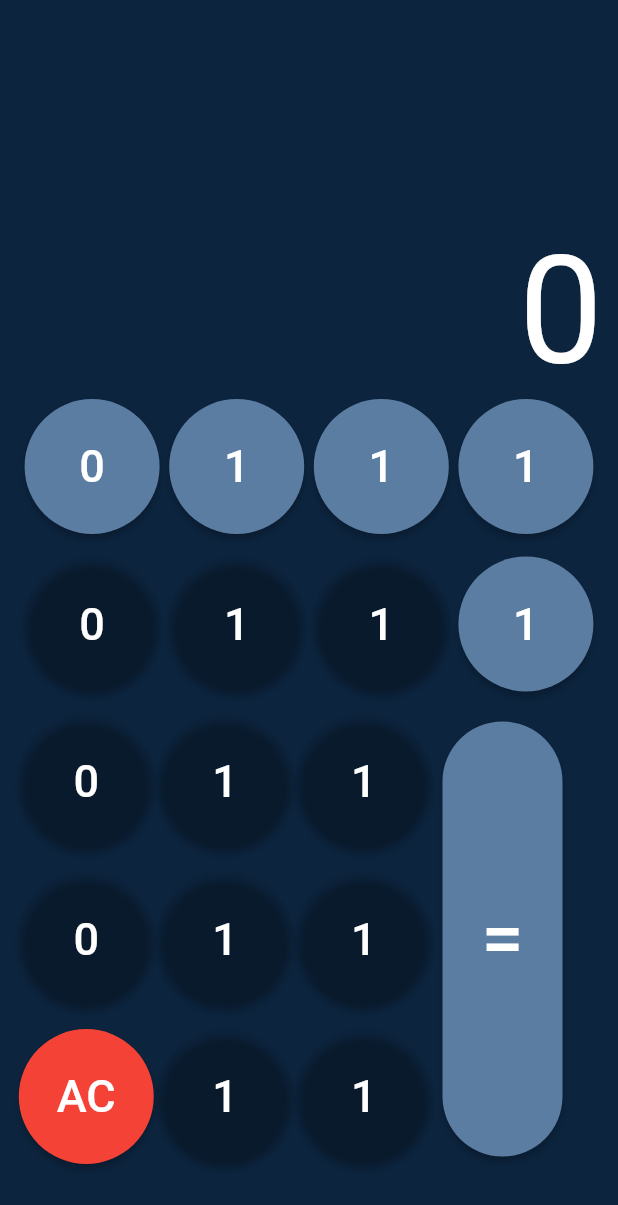
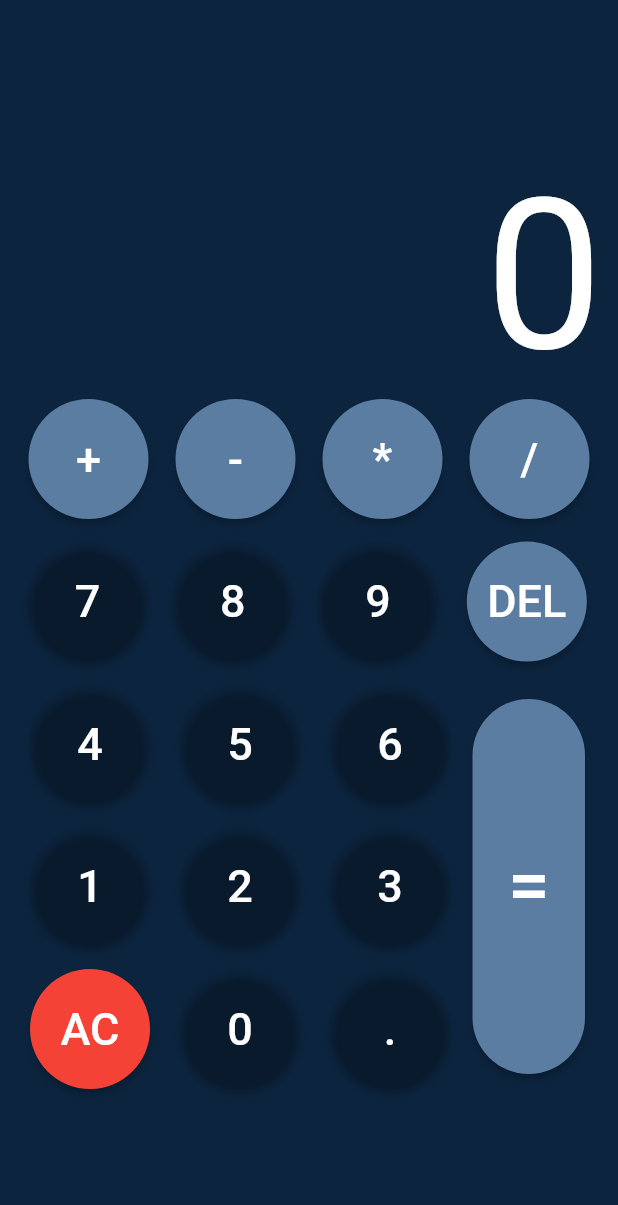
Before and after one commit to dinesh-404/calculator-flutter, a Flutter app: the screen it shows after launch, on a phone screen of 412 x 824 dp. Shown: the top 1205 px of the screen. Run offline on Flutter 3.47's test engine with Material 2 defaults, Android fonts, the phone set to English and light mode, and no system bars; our stand-ins replace math_expressions.

Commit message:
final design working perfect on pixel 2 (5.99)

```diff
--- a/lib/main.dart
+++ b/lib/main.dart
@@ -14,7 +14,6 @@ class MyApp extends StatelessWidget {
   @override
   Widget build(BuildContext context) {
     return MaterialApp(
-      debugShowCheckedModeBanner: false,
       title: 'Flutter Demo',
       home: const MyHomePage(title: 'Flutter Demo Home Page'),
     );
@@ -29,11 +28,15 @@ class MyHomePage extends StatefulWidget {
 }
 
 class _MyHomePageState extends State<MyHomePage> {
-  var res = "0";
   var inpt = "0";
-  var btnval = ["1", "2", "3", "4", "5", "6", "7", "8", "9", "0"];
   void _change(var a) {
-    if (a == "=") {
+    if (inpt == "0" && a == "DEL") {
+      inpt = "0";
+    } else if (inpt == "0") {
+      setState(() {
+        inpt = a;
+      });
+    } else if (a == "=") {
       Parser p = Parser();
       Expression exp = p.parse(inpt);
       double b = exp.evaluate(EvaluationType.REAL, ContextModel());
@@ -56,7 +59,7 @@ class _MyHomePageState extends State<MyHomePage> {
 
   void _clr() {
     setState(() {
-      inpt = "cleared";
+      inpt = "0";
     });
   }
 
@@ -70,6 +73,7 @@ class _MyHomePageState extends State<MyHomePage> {
       body: Container(
         padding: EdgeInsets.all(10),
         color: Color.fromARGB(255, 12, 36, 62),
+        // color: Colors.black,
         child: Column(
           children: [
             Container(
@@ -77,51 +81,190 @@ class _MyHomePageState extends State<MyHomePage> {
               alignment: Alignment.bottomRight,
               child: Text(
                 "$inpt",
-                style: TextStyle(fontSize: 100, color: Colors.white),
+                style: TextStyle(fontSize: 140, color: Colors.white),
               ),
             ),
+            Container(
+                // color: Colors.grey,
+                child: Column(
+              children: [
                 // first row
-            Row(mainAxisAlignment: MainAxisAlignment.spaceEvenly, children: [
+                Row(
+                    mainAxisAlignment: MainAxisAlignment.spaceAround,
+                    children: [
                       ElevatedButton(
                           onPressed: () {
-                    _change("0");
+                            _change("+");
                           },
                           style: diffButton(),
                           child: Text(
-                    "0",
+                            "+",
                             style: whiteBtnTxt(),
                           )),
                       ElevatedButton(
                           onPressed: () {
+                            _change("-");
+                          },
+                          style: diffButton(),
+                          child: Text(
+                            "-",
+                            style: whiteBtnTxt(),
+                          )),
+                      ElevatedButton(
+                          onPressed: () {
+                            _change("*");
+                          },
+                          style: diffButton(),
+                          child: Text(
+                            "*",
+                            style: whiteBtnTxt(),
+                          )),
+                      ElevatedButton(
+                          onPressed: () {
+                            _change("/");
+                          },
+                          style: diffButton(),
+                          child: Text(
+                            "/",
+                            style: whiteBtnTxt(),
+                          )),
+                    ]),
+                SizedBox(height: 15),
+                // second row
+                Row(
+                    mainAxisAlignment: MainAxisAlignment.spaceAround,
+                    children: [
+                      ElevatedButton(
+                          onPressed: () {
+                            _change("7");
+                          },
+                          style: tButton(),
+                          child: Text(
+                            "7",
+                            style: whiteBtnTxt(),
+                          )),
+                      ElevatedButton(
+                          onPressed: () {
+                            _change("8");
+                          },
+                          style: tButton(),
+                          child: Text(
+                            "8",
+                            style: whiteBtnTxt(),
+                          )),
+                      ElevatedButton(
+                          onPressed: () {
+                            _change("9");
+                          },
+                          style: tButton(),
+                          child: Text(
+                            "9",
+                            style: whiteBtnTxt(),
+                          )),
+                      ElevatedButton(
+                          onPressed: () {
+                            _change("DEL");
+                          },
+                          style: diffButton(),
+                          child: Text(
+                            "DEL",
+                            style: whiteBtnTxt(),
+                          )),
+                    ]),
+
+                SizedBox(height: 15),
+
+                Row(
+                  mainAxisAlignment: MainAxisAlignment.start,
+                  children: [
+                    Container(
+                        width: 300,
+                        child: Column(
+                          children: [
+                            // third row
+                            Row(
+                                mainAxisAlignment:
+                                    MainAxisAlignment.spaceAround,
+                                children: [
+                                  ElevatedButton(
+                                      onPressed: () {
+                                        _change("4");
+                                      },
+                                      style: tButton(),
+                                      child: Text(
+                                        "4",
+                                        style: whiteBtnTxt(),
+                                      )),
+                                  ElevatedButton(
+                                      onPressed: () {
+                                        _change("5");
+                                      },
+                                      style: tButton(),
+                                      child: Text(
+                                        "5",
+                                        style: whiteBtnTxt(),
+                                      )),
+                                  ElevatedButton(
+                                      onPressed: () {
+                                        _change("6");
+                                      },
+                                      style: tButton(),
+                                      child: Text(
+                                        "6",
+                                        style: whiteBtnTxt(),
+                                      )),
+                                ]),
+                            // fourth row
+                            SizedBox(height: 15),
+
+                            Row(
+                                mainAxisAlignment:
+                                    MainAxisAlignment.spaceAround,
+                                children: [
+                                  ElevatedButton(
+                                      onPressed: () {
                                         _change("1");
                                       },
-                  style: diffButton(),
+                                      style: tButton(),
                                       child: Text(
                                         "1",
                                         style: whiteBtnTxt(),
                                       )),
                                   ElevatedButton(
                                       onPressed: () {
-                    _change("1");
+                                        _change("2");
                                       },
-                  style: diffButton(),
+                                      style: tButton(),
                                       child: Text(
-                    "1",
+                                        "2",
                                         style: whiteBtnTxt(),
                                       )),
                                   ElevatedButton(
                                       onPressed: () {
-                    _change("1");
+                                        _change("3");
                                       },
-                  style: diffButton(),
+                                      style: tButton(),
                                       child: Text(
-                    "1",
+                                        "3",
                                         style: whiteBtnTxt(),
                                       )),
                                 ]),
+                            // fifth row
                             SizedBox(height: 15),
-            // second row
-            Row(mainAxisAlignment: MainAxisAlignment.spaceEvenly, children: [
+
+                            Row(
+                                mainAxisAlignment:
+                                    MainAxisAlignment.spaceAround,
+                                children: [
+                                  ElevatedButton(
+                                      onPressed: () {
+                                        _clr();
+                                      },
+                                      style: ElevatedButton.styleFrom(
+                                          shape: CircleBorder(),
+                                          minimumSize: Size(80, 80),
+                                          backgroundColor: Colors.red),
+                                      child: Text("AC", style: whiteBtnTxt())),
                                   ElevatedButton(
                                       onPressed: () {
                                         _change("0");
@@ -133,142 +276,11 @@ class _MyHomePageState extends State<MyHomePage> {
                                       )),
                                   ElevatedButton(
                                       onPressed: () {
-                    _change("1");
+                                        _change(".");
                                       },
                                       style: tButton(),
                                       child: Text(
-                    "1",
-                    style: whiteBtnTxt(),
-                  )),
-              ElevatedButton(
-                  onPressed: () {
-                    _change("1");
-                  },
-                  style: tButton(),
-                  child: Text(
-                    "1",
-                    style: whiteBtnTxt(),
-                  )),
-              ElevatedButton(
-                  onPressed: () {
-                    _change("1");
-                  },
-                  style: diffButton(),
-                  child: Text(
-                    "1",
-                    style: whiteBtnTxt(),
-                  )),
-            ]),
-            SizedBox(height: 15),
-
-            Row(
-              mainAxisAlignment: MainAxisAlignment.start,
-              children: [
-                Container(
-                    height: 300,
-                    width: 280,
-                    child: Column(
-                      children: [
-                        // third row
-                        Row(
-                            mainAxisAlignment: MainAxisAlignment.spaceEvenly,
-                            crossAxisAlignment: CrossAxisAlignment.start,
-                            children: [
-                              ElevatedButton(
-                                  onPressed: () {
-                                    _change("0");
-                                  },
-                                  style: tButton(),
-                                  child: Text(
-                                    "0",
-                                    style: whiteBtnTxt(),
-                                  )),
-                              ElevatedButton(
-                                  onPressed: () {
-                                    _change("1");
-                                  },
-                                  style: tButton(),
-                                  child: Text(
-                                    "1",
-                                    style: whiteBtnTxt(),
-                                  )),
-                              ElevatedButton(
-                                  onPressed: () {
-                                    _change("1");
-                                  },
-                                  style: tButton(),
-                                  child: Text(
-                                    "1",
-                                    style: whiteBtnTxt(),
-                                  )),
-                            ]),
-                        // fourth row
-                        SizedBox(height: 15),
-
-                        Row(
-                            mainAxisAlignment: MainAxisAlignment.spaceEvenly,
-                            crossAxisAlignment: CrossAxisAlignment.start,
-                            children: [
-                              ElevatedButton(
-                                  onPressed: () {
-                                    _change("0");
-                                  },
-                                  style: tButton(),
-                                  child: Text(
-                                    "0",
-                                    style: whiteBtnTxt(),
-                                  )),
-                              ElevatedButton(
-                                  onPressed: () {
-                                    _change("1");
-                                  },
-                                  style: tButton(),
-                                  child: Text(
-                                    "1",
-                                    style: whiteBtnTxt(),
-                                  )),
-                              ElevatedButton(
-                                  onPressed: () {
-                                    _change("1");
-                                  },
-                                  style: tButton(),
-                                  child: Text(
-                                    "1",
-                                    style: whiteBtnTxt(),
-                                  )),
-                            ]),
-                        // fifth row
-                        SizedBox(height: 15),
-
-                        Row(
-                            mainAxisAlignment: MainAxisAlignment.spaceEvenly,
-                            crossAxisAlignment: CrossAxisAlignment.start,
-                            children: [
-                              ElevatedButton(
-                                  onPressed: () {
-                                    _clr();
-                                  },
-                                  style: ElevatedButton.styleFrom(
-                                      shape: CircleBorder(),
-                                      minimumSize: Size(90, 90),
-                                      backgroundColor: Colors.red),
-                                  child: Text("AC", style: whiteBtnTxt())),
-                              ElevatedButton(
-                                  onPressed: () {
-                                    _change("1");
-                                  },
-                                  style: tButton(),
-                                  child: Text(
-                                    "1",
-                                    style: whiteBtnTxt(),
-                                  )),
-                              ElevatedButton(
-                                  onPressed: () {
-                                    _change("1");
-                                  },
-                                  style: tButton(),
-                                  child: Text(
-                                    "1",
+                                        ".",
                                         style: whiteBtnTxt(),
                                       )),
                                 ]),
@@ -276,22 +288,24 @@ class _MyHomePageState extends State<MyHomePage> {
                         )),
                     SizedBox(width: 5),
                     Container(
-                  height: 290,
-                  width: 80,
                       child: ElevatedButton(
                         child: Text(
                           "=",
                           style: TextStyle(fontSize: 50),
                         ),
-                    onPressed: () {},
+                        onPressed: () {
+                          _change("=");
+                        },
                         style: ElevatedButton.styleFrom(
                             shape: StadiumBorder(),
                             backgroundColor: Color.fromRGBO(91, 125, 162, 1),
-                    ),
+                            minimumSize: Size(75, 250)),
                       ),
                     ),
                   ],
                 ),
+              ],
+            )),
           ],
         ),
       ),
--- a/lib/my_styles/my_styles.dart
+++ b/lib/my_styles/my_styles.dart
@@ -3,14 +3,14 @@ import 'package:flutter/material.dart';
 ButtonStyle tButton() {
   return ElevatedButton.styleFrom(
       shape: CircleBorder(),
-      minimumSize: Size(90, 90),
+      minimumSize: Size(80, 80),
       backgroundColor: Colors.transparent);
 }
 
 ButtonStyle diffButton() {
   return ElevatedButton.styleFrom(
       shape: CircleBorder(),
-      minimumSize: Size(90, 90),
+      minimumSize: Size(80, 80),
       backgroundColor: Color.fromRGBO(91, 125, 162, 1));
 }
 
```
Lines whose indentation alone changed are shown as unchanged.
